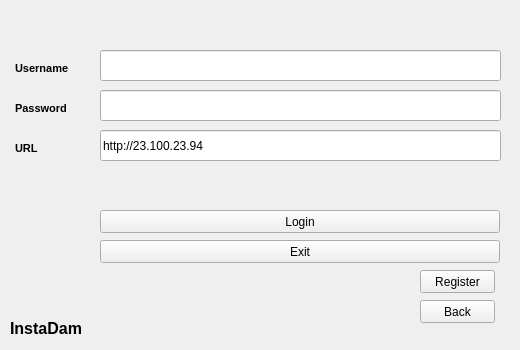
Before: the Qt Designer form Qt/InstaDam/app/login.ui in Vedhus/InstaDam, drawn with Qt 5.
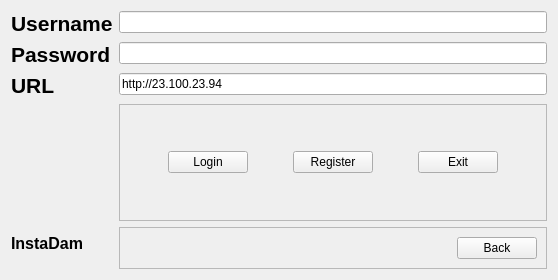
After: the same form once the commit is applied.

Commit message: updates so wasm can talk to back end

```diff
--- a/Qt/InstaDam/app/login.ui
+++ b/Qt/InstaDam/app/login.ui
@@ -6,104 +6,47 @@
    <rect>
     <x>0</x>
     <y>0</y>
-    <width>520</width>
-    <height>350</height>
+    <width>558</width>
+    <height>280</height>
    </rect>
   </property>
   <property name="windowTitle">
    <string>Form</string>
   </property>
-  <widget class="QPushButton" name="pushButton">
-   <property name="geometry">
-    <rect>
-     <x>100</x>
-     <y>210</y>
-     <width>400</width>
-     <height>23</height>
-    </rect>
+  <layout class="QFormLayout" name="formLayout">
+   <item row="0" column="0">
+    <widget class="QLabel" name="label_2">
+     <property name="font">
+      <font>
+       <pointsize>16</pointsize>
+       <weight>75</weight>
+       <bold>true</bold>
+      </font>
    </property>
    <property name="text">
-    <string>Login</string>
-   </property>
-  </widget>
-  <widget class="QPushButton" name="pushButton_2">
-   <property name="geometry">
-    <rect>
-     <x>100</x>
-     <y>240</y>
-     <width>400</width>
-     <height>23</height>
-    </rect>
-   </property>
-   <property name="text">
-    <string>Exit</string>
-   </property>
-  </widget>
-  <widget class="QPushButton" name="pushButton_3">
-   <property name="geometry">
-    <rect>
-     <x>420</x>
-     <y>270</y>
-     <width>75</width>
-     <height>23</height>
-    </rect>
-   </property>
-   <property name="text">
-    <string>Register</string>
-   </property>
-  </widget>
-  <widget class="QLabel" name="label">
-   <property name="geometry">
-    <rect>
-     <x>10</x>
-     <y>320</y>
-     <width>91</width>
-     <height>16</height>
-    </rect>
-   </property>
+      <string>Username</string>
+     </property>
+    </widget>
+   </item>
+   <item row="0" column="1">
+    <widget class="QLineEdit" name="username"/>
+   </item>
+   <item row="1" column="0">
+    <widget class="QLabel" name="label_3">
    <property name="font">
     <font>
-     <pointsize>12</pointsize>
+       <pointsize>16</pointsize>
      <weight>75</weight>
      <bold>true</bold>
     </font>
    </property>
    <property name="text">
-    <string>InstaDam</string>
-   </property>
-  </widget>
-  <widget class="QPushButton" name="pushButton_4">
-   <property name="geometry">
-    <rect>
-     <x>420</x>
-     <y>300</y>
-     <width>75</width>
-     <height>23</height>
-    </rect>
-   </property>
-   <property name="text">
-    <string>Back</string>
-   </property>
-  </widget>
-  <widget class="QLineEdit" name="username">
-   <property name="geometry">
-    <rect>
-     <x>100</x>
-     <y>50</y>
-     <width>401</width>
-     <height>31</height>
-    </rect>
-   </property>
-  </widget>
+      <string>Password</string>
+     </property>
+    </widget>
+   </item>
+   <item row="1" column="1">
   <widget class="QLineEdit" name="password">
-   <property name="geometry">
-    <rect>
-     <x>100</x>
-     <y>90</y>
-     <width>401</width>
-     <height>31</height>
-    </rect>
-   </property>
    <property name="text">
     <string/>
    </property>
@@ -111,71 +54,134 @@
     <enum>QLineEdit::Password</enum>
    </property>
   </widget>
+   </item>
+   <item row="2" column="1">
   <widget class="QLineEdit" name="url">
-   <property name="geometry">
-    <rect>
-     <x>100</x>
-     <y>130</y>
-     <width>401</width>
-     <height>31</height>
-    </rect>
-   </property>
    <property name="text">
     <string>http://23.100.23.94</string>
    </property>
   </widget>
-  <widget class="QLabel" name="label_2">
-   <property name="geometry">
-    <rect>
-     <x>15</x>
-     <y>60</y>
-     <width>70</width>
-     <height>16</height>
-    </rect>
-   </property>
-   <property name="font">
-    <font>
-     <pointsize>8</pointsize>
-     <weight>75</weight>
-     <bold>true</bold>
-    </font>
-   </property>
+   </item>
+   <item row="3" column="1">
+    <widget class="QFrame" name="frame">
+     <property name="sizePolicy">
+      <sizepolicy hsizetype="Expanding" vsizetype="Expanding">
+       <horstretch>0</horstretch>
+       <verstretch>0</verstretch>
+      </sizepolicy>
+     </property>
+     <property name="frameShape">
+      <enum>QFrame::StyledPanel</enum>
+     </property>
+     <property name="frameShadow">
+      <enum>QFrame::Raised</enum>
+     </property>
+     <layout class="QHBoxLayout" name="horizontalLayout">
+      <item>
+       <widget class="QPushButton" name="loginButton">
+        <property name="sizePolicy">
+         <sizepolicy hsizetype="Fixed" vsizetype="Fixed">
+          <horstretch>0</horstretch>
+          <verstretch>0</verstretch>
+         </sizepolicy>
+        </property>
    <property name="text">
-    <string>Username</string>
-   </property>
-  </widget>
-  <widget class="QLabel" name="label_3">
-   <property name="geometry">
-    <rect>
-     <x>15</x>
-     <y>100</y>
-     <width>70</width>
-     <height>16</height>
-    </rect>
-   </property>
+         <string>Login</string>
+        </property>
+       </widget>
+      </item>
+      <item>
+       <widget class="QPushButton" name="registerButton">
+        <property name="sizePolicy">
+         <sizepolicy hsizetype="Fixed" vsizetype="Fixed">
+          <horstretch>0</horstretch>
+          <verstretch>0</verstretch>
+         </sizepolicy>
+        </property>
+        <property name="text">
+         <string>Register</string>
+        </property>
+       </widget>
+      </item>
+      <item>
+       <widget class="QPushButton" name="exitButton">
+        <property name="sizePolicy">
+         <sizepolicy hsizetype="Fixed" vsizetype="Fixed">
+          <horstretch>0</horstretch>
+          <verstretch>0</verstretch>
+         </sizepolicy>
+        </property>
+        <property name="text">
+         <string>Exit</string>
+        </property>
+       </widget>
+      </item>
+     </layout>
+    </widget>
+   </item>
+   <item row="4" column="0">
+    <widget class="QLabel" name="label">
    <property name="font">
     <font>
-     <pointsize>8</pointsize>
+       <pointsize>12</pointsize>
      <weight>75</weight>
      <bold>true</bold>
     </font>
    </property>
    <property name="text">
-    <string>Password</string>
-   </property>
-  </widget>
+      <string>InstaDam</string>
+     </property>
+    </widget>
+   </item>
+   <item row="4" column="1">
+    <widget class="QFrame" name="frame_2">
+     <property name="frameShape">
+      <enum>QFrame::StyledPanel</enum>
+     </property>
+     <property name="frameShadow">
+      <enum>QFrame::Raised</enum>
+     </property>
+     <layout class="QHBoxLayout" name="horizontalLayout_2">
+      <item>
+       <spacer name="horizontalSpacer">
+        <property name="orientation">
+         <enum>Qt::Horizontal</enum>
+        </property>
+        <property name="sizeHint" stdset="0">
+         <size>
+          <width>306</width>
+          <height>20</height>
+         </size>
+        </property>
+       </spacer>
+      </item>
+      <item>
+       <widget class="QPushButton" name="backButton">
+        <property name="sizePolicy">
+         <sizepolicy hsizetype="Fixed" vsizetype="Fixed">
+          <horstretch>0</horstretch>
+          <verstretch>0</verstretch>
+         </sizepolicy>
+        </property>
+        <property name="text">
+         <string>Back</string>
+        </property>
+       </widget>
+      </item>
+     </layout>
+    </widget>
+   </item>
+   <item row="2" column="0">
   <widget class="QLabel" name="label_4">
-   <property name="geometry">
-    <rect>
-     <x>15</x>
-     <y>140</y>
-     <width>70</width>
-     <height>16</height>
-    </rect>
+     <property name="sizePolicy">
+      <sizepolicy hsizetype="Expanding" vsizetype="Expanding">
+       <horstretch>0</horstretch>
+       <verstretch>0</verstretch>
+      </sizepolicy>
    </property>
    <property name="font">
     <font>
-     <pointsize>8</pointsize>
+       <pointsize>16</pointsize>
      <weight>75</weight>
      <bold>true</bold>
     </font>
@@ -183,7 +189,15 @@
    <property name="text">
     <string>URL</string>
    </property>
-  </widget>
+     <property name="textFormat">
+      <enum>Qt::AutoText</enum>
+     </property>
+     <property name="textInteractionFlags">
+      <set>Qt::NoTextInteraction</set>
+     </property>
+    </widget>
+   </item>
+  </layout>
  </widget>
  <resources/>
  <connections/>
```
Lines whose indentation alone changed are shown as unchanged. The commit also changes 18 other files.
